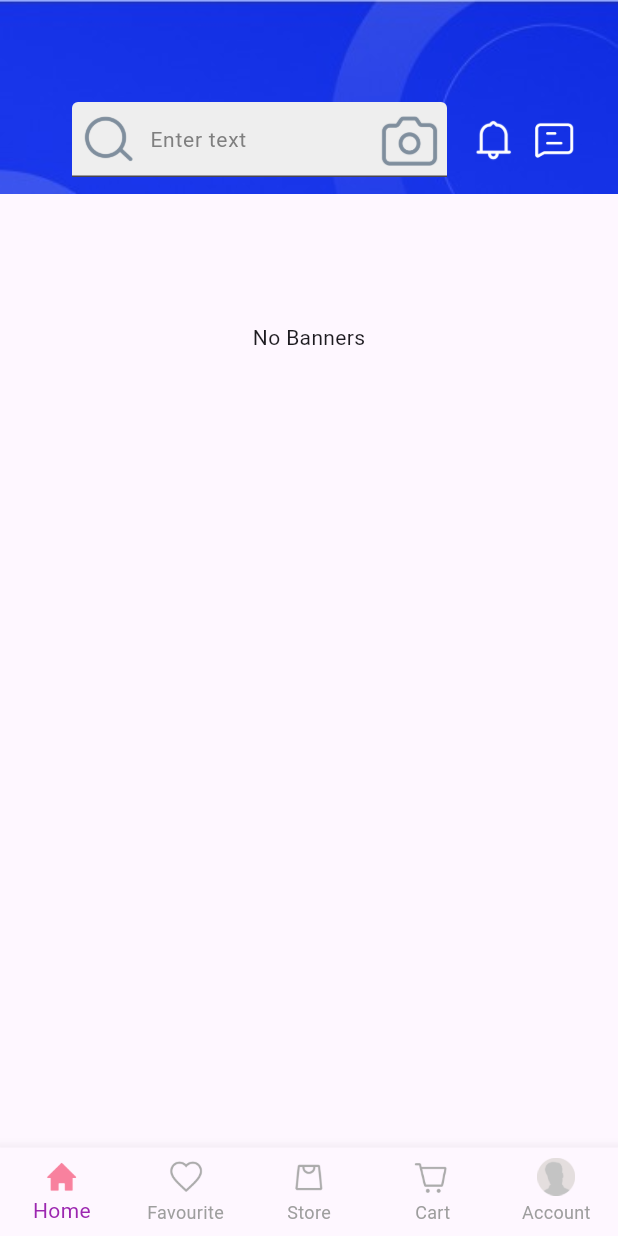
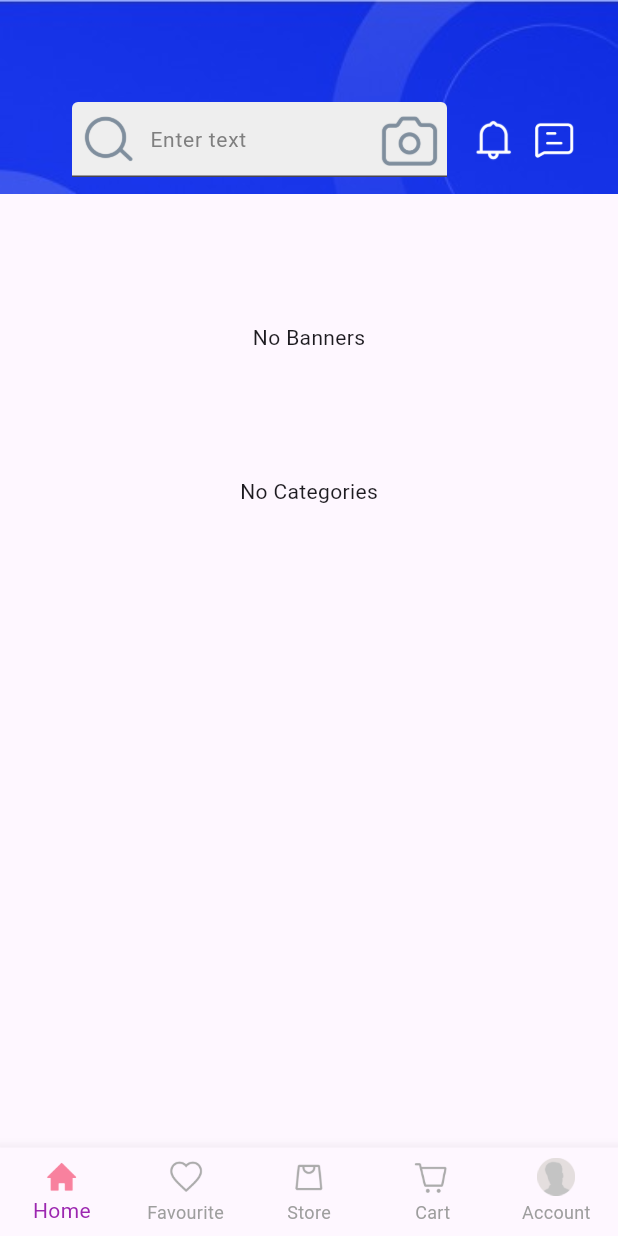
Before and after one commit to psj2001/online_shopping_app, a Flutter app: the screen it shows after launch, on a phone screen of 412 x 824 dp. Run offline on Flutter 3.47's test engine with Material 3 defaults, Android fonts, the phone set to English and light mode, and no system bars; our stand-ins replace google_fonts; network calls fail.

Commit message:
Add CategoryWidget and CategoryController; update HomeScreen layout to include categories

```diff
--- /dev/null
+++ b/lib/Model/Category model.dart
@@ -0,0 +1,37 @@
+// To parse this JSON data, do
+//
+//     final category = categoryFromJson(jsonString);
+
+import 'dart:convert';
+
+List<Category> categoryFromJson(String str) => List<Category>.from(json.decode(str).map((x) => Category.fromJson(x)));
+
+String categoryToJson(List<Category> data) => json.encode(List<dynamic>.from(data.map((x) => x.toJson())));
+
+class Category {
+    String id;
+    String name;
+    String image;
+    String banner;
+
+    Category({
+        required this.id,
+        required this.name,
+        required this.image,
+        required this.banner,
+    });
+
+    factory Category.fromJson(Map<String, dynamic> json) => Category(
+        id: json["_id"],
+        name: json["name"],
+        image: json["image"],
+        banner: json["banner"],
+    );
+
+    Map<String, dynamic> toJson() => {
+        "_id": id,
+        "name": name,
+        "image": image,
+        "banner": banner,
+    };
+}
--- /dev/null
+++ b/lib/controller/category controller.dart
@@ -0,0 +1,28 @@
+import 'dart:convert';
+import 'dart:developer';
+import 'package:http/http.dart' as http;
+import 'package:online_shopping_app/utils/global%20variable%20.dart';
+
+import '../Model/Category model.dart';
+
+class CategoryController {
+
+  //load the uploaded category
+
+  Future<List<Category>> loadCategories() async {
+  try {
+    http.Response response = await http.get(Uri.parse('$uri/api/categories'));
+    log('response: ${response.body}');
+    if (response.statusCode == 200) {
+      List<dynamic> data = jsonDecode(response.body);
+      List<Category> categories = data.map((dynamic item) => Category.fromJson(item)).toList();
+      return categories;
+    } else {
+      throw "Failed to load Category";
+    }
+  } catch (e) {
+    print("Error fetching categories: $e");
+    return [];
+  }
+  }
+}
--- a/lib/view/Screens/Nav screens/home screen.dart
+++ b/lib/view/Screens/Nav screens/home screen.dart
@@ -1,6 +1,8 @@
 import 'package:flutter/material.dart';
 import 'package:online_shopping_app/view/Screens/Nav%20screens/widget/banner%20widget.dart';
 import 'package:online_shopping_app/view/Screens/Nav%20screens/widget/header_widget.dart';
+
+import 'widget/CategoryWidget.dart';
 
 class HomeScreen extends StatelessWidget {
   const HomeScreen({super.key});
@@ -13,6 +15,7 @@ class HomeScreen extends StatelessWidget {
           children: [
           HeaderWidget(),
           BannerWidget(),
+          Categorywidget()
           ],
         ),
       ),
--- /dev/null
+++ b/lib/view/Screens/Nav screens/widget/CategoryWidget.dart
@@ -0,0 +1,78 @@
+import 'package:flutter/material.dart';
+import 'package:google_fonts/google_fonts.dart';
+import 'package:online_shopping_app/Model/Category%20model.dart';
+import 'package:online_shopping_app/controller/category%20controller.dart';
+
+class Categorywidget extends StatefulWidget {
+  const Categorywidget({super.key});
+
+  @override
+  State<Categorywidget> createState() => _CategorywidgetState();
+}
+
+class _CategorywidgetState extends State<Categorywidget> {
+  late Future<List<Category>> futureCategories;
+
+  @override
+  void initState() {
+    super.initState();
+    futureCategories = CategoryController().loadCategories();
+  }
+
+  @override
+  Widget build(BuildContext context) {
+    return Container(
+      padding: EdgeInsets.zero, // Ensure no additional padding
+      margin: EdgeInsets.zero, // Ensure no additional margin
+      child: FutureBuilder(
+        future: futureCategories,
+        builder: (context, snapshot) {
+          if (snapshot.connectionState == ConnectionState.waiting) {
+            return const Center(child: CircularProgressIndicator());
+          } else if (snapshot.hasError) {
+            return Center(child: Text('Error: ${snapshot.error}'));
+          } else if (!snapshot.hasData || snapshot.data!.isEmpty) {
+            return const Center(child: Text('No Categories'));
+          } else {
+            final categories = snapshot.data!;
+            return GridView.builder(
+              padding: EdgeInsets.zero, // Remove grid padding
+              physics: const NeverScrollableScrollPhysics(),
+              shrinkWrap: true,
+              itemCount: categories.length,
+              gridDelegate: const SliverGridDelegateWithFixedCrossAxisCount(
+                crossAxisCount: 4,
+                crossAxisSpacing: 8,
+                mainAxisSpacing: 8,
+              ),
+              itemBuilder: (context, index) {
+                final category = categories[index];
+                return Container(
+                  child: Column(
+                    mainAxisAlignment:
+                        MainAxisAlignment.center, // Center content
+                    children: [
+                      Image.network(
+                        category.image,
+                        height: 47,
+                        width: 47,
+                      ),
+                      Text(
+                        category.name,
+                        style:
+                            GoogleFonts.quicksand(
+                              fontWeight: FontWeight.bold,
+                              fontSize: 16
+                              ),
+                      ),
+                    ],
+                  ),
+                );
+              },
+            );
+          }
+        },
+      ),
+    );
+  }
+}
```
